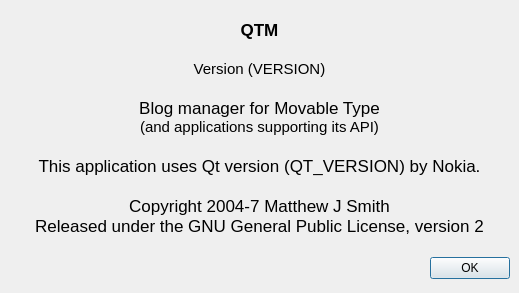
Above: aboutbox.ui from IndigoJo/qtm-1.x before the change. Below: the same form after it.
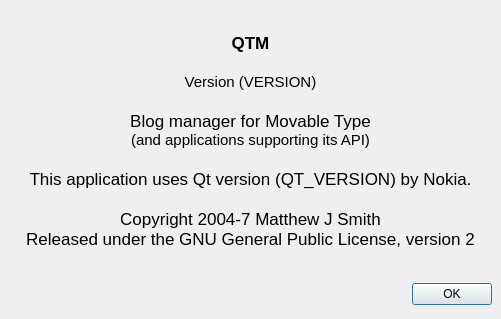
That is the form after the change.

Commit message: Stripped XML header out of .ui files to keep Qt 4.2 and 4.1 compatibility

```diff
--- a/aboutbox.ui
+++ b/aboutbox.ui
@@ -1,17 +1,19 @@
 <?xml version="1.0" encoding="UTF-8"?>
 <ui version="4.0">
  <class>AboutBox</class>
- <widget class="QDialog" name="AboutBox">
-  <property name="geometry">
+ <widget class="QDialog" name="AboutBox" >
+  <property name="geometry" >
    <rect>
     <x>0</x>
-    <y>13</y>
-    <width>519</width>
-    <height>293</height>
+    <y>0</y>
+    <width>501</width>
+    <height>319</height>
    </rect>
   </property>
-  <property name="sizePolicy">
-   <sizepolicy hsizetype="Fixed" vsizetype="Fixed">
+  <property name="sizePolicy" >
+   <sizepolicy>
+    <hsizetype>0</hsizetype>
+    <vsizetype>0</vsizetype>
     <horstretch>0</horstretch>
     <verstretch>0</verstretch>
    </sizepolicy>
@@ -19,31 +21,30 @@
   <property name="windowTitle">
    <string>About QTM</string>
   </property>
-  <layout class="QVBoxLayout">
-   <property name="spacing">
-    <number>6</number>
-   </property>
-   <property name="margin">
+  <layout class="QVBoxLayout" >
+   <property name="margin" >
     <number>9</number>
    </property>
+   <property name="spacing" >
+    <number>6</number>
+   </property>
    <item>
-    <widget class="QLabel" name="label">
-     <property name="text">
-      <string>&lt;!DOCTYPE HTML PUBLIC &quot;-//W3C//DTD HTML 4.0//EN&quot; &quot;http://www.w3.org/TR/REC-html40/strict.dtd&quot;&gt;
-&lt;html&gt;&lt;head&gt;&lt;meta name=&quot;qrichtext&quot; content=&quot;1&quot; /&gt;&lt;style type=&quot;text/css&quot;&gt;
+    <widget class="QLabel" name="label" >
+     <property name="text" >
+      <string>&lt;html>&lt;head>&lt;meta name="qrichtext" content="1" />&lt;style type="text/css">
 p, li { white-space: pre-wrap; }
-&lt;/style&gt;&lt;/head&gt;&lt;body style=&quot; font-family:'DejaVu Sans'; font-size:10pt; font-weight:400; font-style:normal;&quot;&gt;
-&lt;p style=&quot; margin-top:0px; margin-bottom:0px; margin-left:0px; margin-right:0px; -qt-block-indent:0; text-indent:0px;&quot;&gt;&lt;span style=&quot; font-family:'Lucida Grande'; font-size:13pt; font-weight:600;&quot;&gt;QTM&lt;/span&gt;&lt;/p&gt;
-&lt;p style=&quot;-qt-paragraph-type:empty; margin-top:0px; margin-bottom:0px; margin-left:0px; margin-right:0px; -qt-block-indent:0; text-indent:0px; font-family:'Lucida Grande'; font-size:13pt;&quot;&gt;&lt;/p&gt;
-&lt;p style=&quot; margin-top:0px; margin-bottom:0px; margin-left:0px; margin-right:0px; -qt-block-indent:0; text-indent:0px;&quot;&gt;&lt;span style=&quot; font-family:'Lucida Grande'; font-size:11pt;&quot;&gt;Version (VERSION)&lt;/span&gt;&lt;/p&gt;
-&lt;p style=&quot;-qt-paragraph-type:empty; margin-top:0px; margin-bottom:0px; margin-left:0px; margin-right:0px; -qt-block-indent:0; text-indent:0px; font-family:'Lucida Grande'; font-size:13pt;&quot;&gt;&lt;/p&gt;
-&lt;p style=&quot; margin-top:0px; margin-bottom:0px; margin-left:0px; margin-right:0px; -qt-block-indent:0; text-indent:0px;&quot;&gt;&lt;span style=&quot; font-family:'Lucida Grande'; font-size:13pt;&quot;&gt;Blog manager for Movable Type&lt;/span&gt;&lt;/p&gt;
-&lt;p style=&quot; margin-top:0px; margin-bottom:0px; margin-left:0px; margin-right:0px; -qt-block-indent:0; text-indent:0px;&quot;&gt;&lt;span style=&quot; font-family:'Lucida Grande'; font-size:11pt;&quot;&gt;(and applications supporting its API)&lt;/span&gt;&lt;/p&gt;
-&lt;p style=&quot;-qt-paragraph-type:empty; margin-top:0px; margin-bottom:0px; margin-left:0px; margin-right:0px; -qt-block-indent:0; text-indent:0px; font-family:'Lucida Grande'; font-size:13pt;&quot;&gt;&lt;/p&gt;
-&lt;p style=&quot; margin-top:0px; margin-bottom:0px; margin-left:0px; margin-right:0px; -qt-block-indent:0; text-indent:0px;&quot;&gt;&lt;span style=&quot; font-family:'Lucida Grande'; font-size:13pt;&quot;&gt;This application uses Qt version (QT_VERSION) by Nokia.&lt;/span&gt;&lt;/p&gt;
-&lt;p style=&quot;-qt-paragraph-type:empty; margin-top:0px; margin-bottom:0px; margin-left:0px; margin-right:0px; -qt-block-indent:0; text-indent:0px; font-family:'Lucida Grande'; font-size:13pt;&quot;&gt;&lt;/p&gt;
-&lt;p style=&quot; margin-top:0px; margin-bottom:0px; margin-left:0px; margin-right:0px; -qt-block-indent:0; text-indent:0px;&quot;&gt;&lt;span style=&quot; font-family:'Lucida Grande'; font-size:13pt;&quot;&gt;Copyright 2004-7 Matthew J Smith&lt;/span&gt;&lt;/p&gt;
-&lt;p style=&quot; margin-top:0px; margin-bottom:0px; margin-left:0px; margin-right:0px; -qt-block-indent:0; text-indent:0px;&quot;&gt;&lt;span style=&quot; font-family:'Lucida Grande'; font-size:13pt;&quot;&gt;Released under the GNU General Public License, version 2&lt;/span&gt;&lt;/p&gt;&lt;/body&gt;&lt;/html&gt;</string>
+&lt;/style>&lt;/head>&lt;body style=" font-family:'Lucida Sans'; font-size:10pt; font-weight:400; font-style:normal; text-decoration:none;">
+&lt;p style=" margin-top:0px; margin-bottom:0px; margin-left:0px; margin-right:0px; -qt-block-indent:0; text-indent:0px; font-family:'Lucida Grande'; font-size:13pt;">&lt;span style=" font-weight:600;">QTM&lt;/span>&lt;/p>
+&lt;p style="-qt-paragraph-type:empty; margin-top:0px; margin-bottom:0px; margin-left:0px; margin-right:0px; -qt-block-indent:0; text-indent:0px; font-family:'Lucida Grande'; font-size:13pt;">&lt;/p>
+&lt;p style=" margin-top:0px; margin-bottom:0px; margin-left:0px; margin-right:0px; -qt-block-indent:0; text-indent:0px; font-family:'Lucida Grande'; font-size:13pt;">&lt;span style=" font-size:11pt;">Version (VERSION)&lt;/span>&lt;/p>
+&lt;p style="-qt-paragraph-type:empty; margin-top:0px; margin-bottom:0px; margin-left:0px; margin-right:0px; -qt-block-indent:0; text-indent:0px; font-family:'Lucida Grande'; font-size:13pt;">&lt;/p>
+&lt;p style=" margin-top:0px; margin-bottom:0px; margin-left:0px; margin-right:0px; -qt-block-indent:0; text-indent:0px; font-family:'Lucida Grande'; font-size:13pt;">Blog manager for Movable Type&lt;/p>
+&lt;p style=" margin-top:0px; margin-bottom:0px; margin-left:0px; margin-right:0px; -qt-block-indent:0; text-indent:0px; font-family:'Lucida Grande'; font-size:13pt;">&lt;span style=" font-size:11pt;">(and applications supporting its API)&lt;/span>&lt;/p>
+&lt;p style="-qt-paragraph-type:empty; margin-top:0px; margin-bottom:0px; margin-left:0px; margin-right:0px; -qt-block-indent:0; text-indent:0px; font-family:'Lucida Grande'; font-size:13pt;">&lt;/p>
+&lt;p style=" margin-top:0px; margin-bottom:0px; margin-left:0px; margin-right:0px; -qt-block-indent:0; text-indent:0px; font-family:'Lucida Grande'; font-size:13pt;">This application uses Qt version (QT_VERSION) by Nokia.&lt;/p>
+&lt;p style="-qt-paragraph-type:empty; margin-top:0px; margin-bottom:0px; margin-left:0px; margin-right:0px; -qt-block-indent:0; text-indent:0px; font-family:'Lucida Grande'; font-size:13pt;">&lt;/p>
+&lt;p style=" margin-top:0px; margin-bottom:0px; margin-left:0px; margin-right:0px; -qt-block-indent:0; text-indent:0px; font-family:'Lucida Grande'; font-size:13pt;">Copyright 2004-7 Matthew J Smith&lt;/p>
+&lt;p style=" margin-top:0px; margin-bottom:0px; margin-left:0px; margin-right:0px; -qt-block-indent:0; text-indent:0px; font-family:'Lucida Grande'; font-size:13pt;">Released under the GNU General Public License, version 2&lt;/p>&lt;/body>&lt;/html></string>
      </property>
      <property name="textFormat">
       <enum>Qt::RichText</enum>
@@ -54,13 +55,13 @@
     </widget>
    </item>
    <item>
-    <layout class="QHBoxLayout">
-     <property name="spacing">
-      <number>6</number>
-     </property>
-     <property name="margin">
+    <layout class="QHBoxLayout" >
+     <property name="margin" >
       <number>0</number>
      </property>
+     <property name="spacing" >
+      <number>6</number>
+     </property>
      <item>
       <spacer>
        <property name="orientation">
```
Left out of the diff: 21 changed lines with no effect on the pictures. The commit also changes 2 other files.
